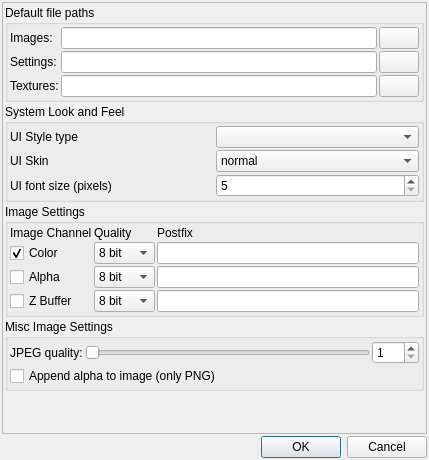
Before: the Qt Designer form mandelbulber2/qt/preferencesdialog.ui in buddhi1980/mandelbulber2, drawn with Qt 5.
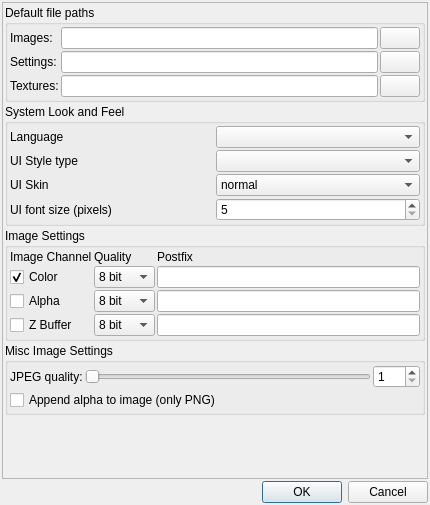
After: the same form once the commit is applied. Icons and pictures are not drawn. Custom widgets are drawn as their Qt base class.

Commit message:
language selection in preferences dialog
toggle between languages works.
saving does not yet: selectable languages is qhash with
key - locale | value - readable language name
saving of qstring as key in mandelbulber.ini does not work.
retranslation like in render_window.cpp has to be done for all windows

The edit to the form file:
```diff
--- a/mandelbulber2/qt/preferencesdialog.ui
+++ b/mandelbulber2/qt/preferencesdialog.ui
@@ -6,8 +6,8 @@
    <rect>
     <x>0</x>
     <y>0</y>
-    <width>429</width>
-    <height>460</height>
+    <width>430</width>
+    <height>505</height>
    </rect>
   </property>
   <property name="windowTitle">
@@ -39,8 +39,8 @@
        <rect>
         <x>0</x>
         <y>0</y>
-        <width>423</width>
-        <height>431</height>
+        <width>424</width>
+        <height>470</height>
        </rect>
       </property>
       <layout class="QVBoxLayout" name="verticalLayout_2">
@@ -182,50 +182,50 @@
             <property name="spacing">
              <number>2</number>
             </property>
-            <item row="0" column="0">
+            <item row="2" column="1">
+             <widget class="QComboBox" name="comboBox_ui_skin">
+              <item>
+               <property name="text">
+                <string>normal</string>
+               </property>
+              </item>
+              <item>
+               <property name="text">
+                <string>dark</string>
+               </property>
+              </item>
+              <item>
+               <property name="text">
+                <string>light</string>
+               </property>
+              </item>
+             </widget>
+            </item>
+            <item row="1" column="0">
              <widget class="QLabel" name="label_6">
               <property name="text">
                <string>UI Style type</string>
               </property>
              </widget>
             </item>
-            <item row="0" column="1">
+            <item row="1" column="1">
              <widget class="QComboBox" name="comboBox_ui_style_type"/>
             </item>
-            <item row="1" column="0">
+            <item row="2" column="0">
              <widget class="QLabel" name="label_4">
               <property name="text">
                <string>UI Skin</string>
               </property>
              </widget>
             </item>
-            <item row="1" column="1">
-             <widget class="QComboBox" name="comboBox_ui_skin">
-              <item>
-               <property name="text">
-                <string>normal</string>
-               </property>
-              </item>
-              <item>
-               <property name="text">
-                <string>dark</string>
-               </property>
-              </item>
-              <item>
-               <property name="text">
-                <string>light</string>
-               </property>
-              </item>
-             </widget>
-            </item>
-            <item row="2" column="0">
+            <item row="3" column="0">
              <widget class="QLabel" name="label_7">
               <property name="text">
                <string>UI font size (pixels)</string>
               </property>
              </widget>
             </item>
-            <item row="2" column="1">
+            <item row="3" column="1">
              <widget class="MySpinBox" name="spinboxInt_ui_font_size">
               <property name="minimum">
                <number>5</number>
@@ -235,6 +235,16 @@
               </property>
              </widget>
             </item>
+            <item row="0" column="0">
+             <widget class="QLabel" name="label_11">
+              <property name="text">
+               <string>Language</string>
+              </property>
+             </widget>
+            </item>
+            <item row="0" column="1">
+             <widget class="QComboBox" name="comboBox_language"/>
+            </item>
            </layout>
           </item>
          </layout>
```
The commit also changes 8 other files.
